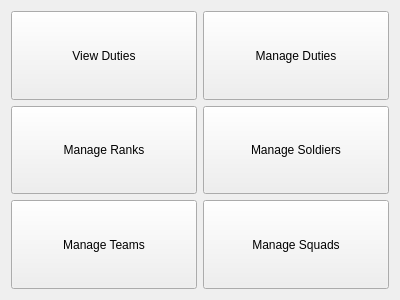
The window that Views/dashboard.ui (MehmetHY/MilitaryOutpostManagement-Qt5) describes before a commit, drawn with Qt 5.
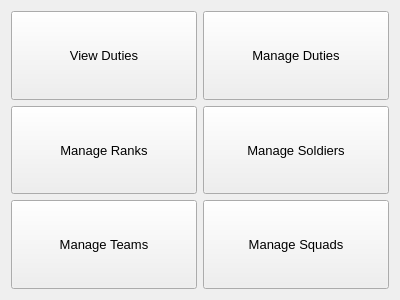
The same window after the commit.

Commit message: rearranged create duty ui

```diff
--- a/Views/dashboard.ui
+++ b/Views/dashboard.ui
@@ -10,6 +10,18 @@
     <height>300</height>
    </rect>
   </property>
+  <property name="sizePolicy">
+   <sizepolicy hsizetype="Preferred" vsizetype="Preferred">
+    <horstretch>0</horstretch>
+    <verstretch>0</verstretch>
+   </sizepolicy>
+  </property>
+  <property name="minimumSize">
+   <size>
+    <width>400</width>
+    <height>300</height>
+   </size>
+  </property>
   <property name="windowTitle">
    <string>Form</string>
   </property>
@@ -28,6 +40,16 @@
        <height>0</height>
       </size>
      </property>
+     <property name="font">
+      <font>
+       <pointsize>10</pointsize>
+       <weight>50</weight>
+       <bold>false</bold>
+      </font>
+     </property>
+     <property name="cursor">
+      <cursorShape>PointingHandCursor</cursorShape>
+     </property>
      <property name="text">
       <string>Manage Teams</string>
      </property>
@@ -47,6 +69,16 @@
        <height>0</height>
       </size>
      </property>
+     <property name="font">
+      <font>
+       <pointsize>10</pointsize>
+       <weight>50</weight>
+       <bold>false</bold>
+      </font>
+     </property>
+     <property name="cursor">
+      <cursorShape>PointingHandCursor</cursorShape>
+     </property>
      <property name="text">
       <string>Manage Squads</string>
      </property>
@@ -66,6 +98,16 @@
        <height>0</height>
       </size>
      </property>
+     <property name="font">
+      <font>
+       <pointsize>10</pointsize>
+       <weight>50</weight>
+       <bold>false</bold>
+      </font>
+     </property>
+     <property name="cursor">
+      <cursorShape>PointingHandCursor</cursorShape>
+     </property>
      <property name="text">
       <string>Manage Duties</string>
      </property>
@@ -85,9 +127,25 @@
        <height>0</height>
       </size>
      </property>
+     <property name="font">
+      <font>
+       <pointsize>10</pointsize>
+       <weight>50</weight>
+       <bold>false</bold>
+      </font>
+     </property>
+     <property name="cursor">
+      <cursorShape>PointingHandCursor</cursorShape>
+     </property>
      <property name="text">
       <string>View Duties</string>
      </property>
+     <property name="iconSize">
+      <size>
+       <width>64</width>
+       <height>64</height>
+      </size>
+     </property>
     </widget>
    </item>
    <item row="1" column="1">
@@ -104,6 +162,16 @@
        <height>0</height>
       </size>
      </property>
+     <property name="font">
+      <font>
+       <pointsize>10</pointsize>
+       <weight>50</weight>
+       <bold>false</bold>
+      </font>
+     </property>
+     <property name="cursor">
+      <cursorShape>PointingHandCursor</cursorShape>
+     </property>
      <property name="text">
       <string>Manage Soldiers</string>
      </property>
@@ -123,6 +191,16 @@
        <height>0</height>
       </size>
      </property>
+     <property name="font">
+      <font>
+       <pointsize>10</pointsize>
+       <weight>50</weight>
+       <bold>false</bold>
+      </font>
+     </property>
+     <property name="cursor">
+      <cursorShape>PointingHandCursor</cursorShape>
+     </property>
      <property name="text">
       <string>Manage Ranks</string>
      </property>
```
The commit also changes 3 other files.
